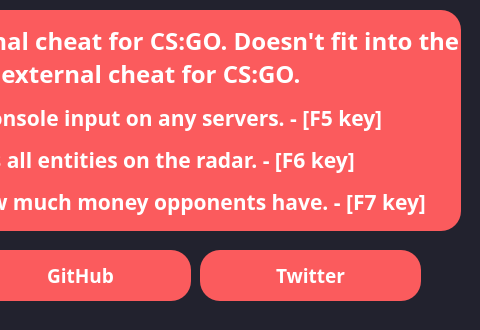
This is about.ui in Jesewe-Hack/External-Mem as Qt 5 draws it before an edit; both pictures show x 320 to 800 and y 120 to 450 of the 800 by 450 pixel window. The edited form follows.
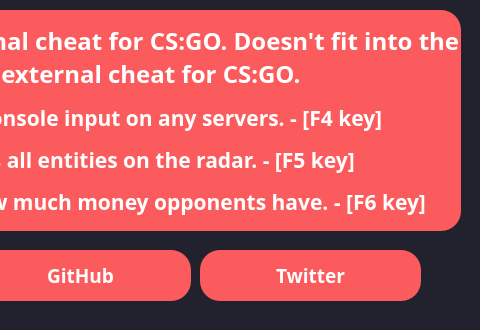
This is the edited form. Icons and pictures are not drawn.

Diff of the .ui file:
```diff
--- a/about.ui
+++ b/about.ui
@@ -186,7 +186,7 @@
      <enum>QFrame::Box</enum>
     </property>
     <property name="text">
-     <string>&lt;html&gt;&lt;head/&gt;&lt;body&gt;&lt;p align=&quot;center&quot;&gt;&lt;span style=&quot; font-size:18pt;&quot;&gt;External Memory - external cheat for CS:GO. Doesn't fit into the game at all! external cheat for CS:GO. &lt;/span&gt;&lt;/p&gt;&lt;p align=&quot;center&quot;&gt;Wallhack - enables console input on any servers. - [F5 key]&lt;/p&gt;&lt;p align=&quot;center&quot;&gt;Radarhack - shows all entities on the radar. - [F6 key]&lt;/p&gt;&lt;p align=&quot;center&quot;&gt;MoneyReveal - shows how much money opponents have. - [F7 key]&lt;/p&gt;&lt;/body&gt;&lt;/html&gt;</string>
+     <string>&lt;html&gt;&lt;head/&gt;&lt;body&gt;&lt;p align=&quot;center&quot;&gt;&lt;span style=&quot; font-size:18pt;&quot;&gt;External Memory - external cheat for CS:GO. Doesn't fit into the game at all! external cheat for CS:GO. &lt;/span&gt;&lt;/p&gt;&lt;p align=&quot;center&quot;&gt;Wallhack - enables console input on any servers. - [F4 key]&lt;/p&gt;&lt;p align=&quot;center&quot;&gt;Radarhack - shows all entities on the radar. - [F5 key]&lt;/p&gt;&lt;p align=&quot;center&quot;&gt;MoneyReveal - shows how much money opponents have. - [F6 key]&lt;/p&gt;&lt;/body&gt;&lt;/html&gt;</string>
     </property>
     <property name="textFormat">
      <enum>Qt::AutoText</enum>
```
